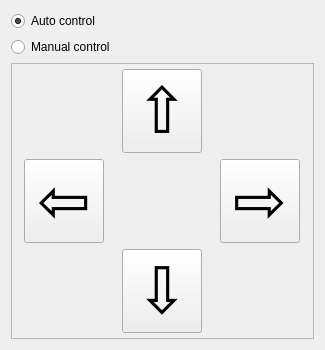
Above: ui/camera_control.ui from dvzadara/caminator before the change. Below: the same form after it.
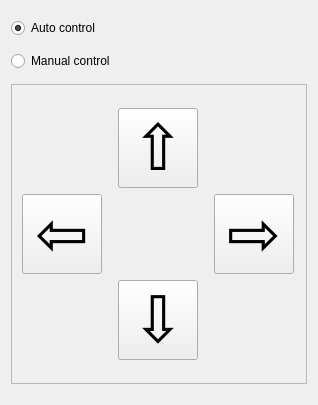
That is the form after the change.

```diff
--- a/ui/camera_control.ui
+++ b/ui/camera_control.ui
@@ -6,10 +6,16 @@
    <rect>
     <x>0</x>
     <y>0</y>
-    <width>325</width>
-    <height>350</height>
+    <width>318</width>
+    <height>405</height>
    </rect>
   </property>
+  <property name="sizePolicy">
+   <sizepolicy hsizetype="Preferred" vsizetype="Preferred">
+    <horstretch>0</horstretch>
+    <verstretch>0</verstretch>
+   </sizepolicy>
+  </property>
   <property name="windowTitle">
    <string>Form</string>
   </property>
@@ -41,8 +47,14 @@
      </property>
      <property name="minimumSize">
       <size>
-       <width>100</width>
-       <height>100</height>
+       <width>260</width>
+       <height>260</height>
+      </size>
+     </property>
+     <property name="maximumSize">
+      <size>
+       <width>300</width>
+       <height>300</height>
       </size>
      </property>
      <property name="frameShape">
@@ -85,8 +97,8 @@
           </property>
           <property name="maximumSize">
            <size>
-            <width>16777215</width>
-            <height>16777215</height>
+            <width>80</width>
+            <height>80</height>
            </size>
           </property>
           <property name="font">
@@ -121,8 +133,8 @@
           </property>
           <property name="maximumSize">
            <size>
-            <width>16777215</width>
-            <height>16777215</height>
+            <width>80</width>
+            <height>80</height>
            </size>
           </property>
           <property name="font">
@@ -157,8 +169,8 @@
           </property>
           <property name="maximumSize">
            <size>
-            <width>16777215</width>
-            <height>16777215</height>
+            <width>80</width>
+            <height>80</height>
            </size>
           </property>
           <property name="font">
@@ -193,8 +205,8 @@
           </property>
           <property name="maximumSize">
            <size>
-            <width>16777215</width>
-            <height>16777215</height>
+            <width>80</width>
+            <height>80</height>
            </size>
           </property>
           <property name="font">
```
